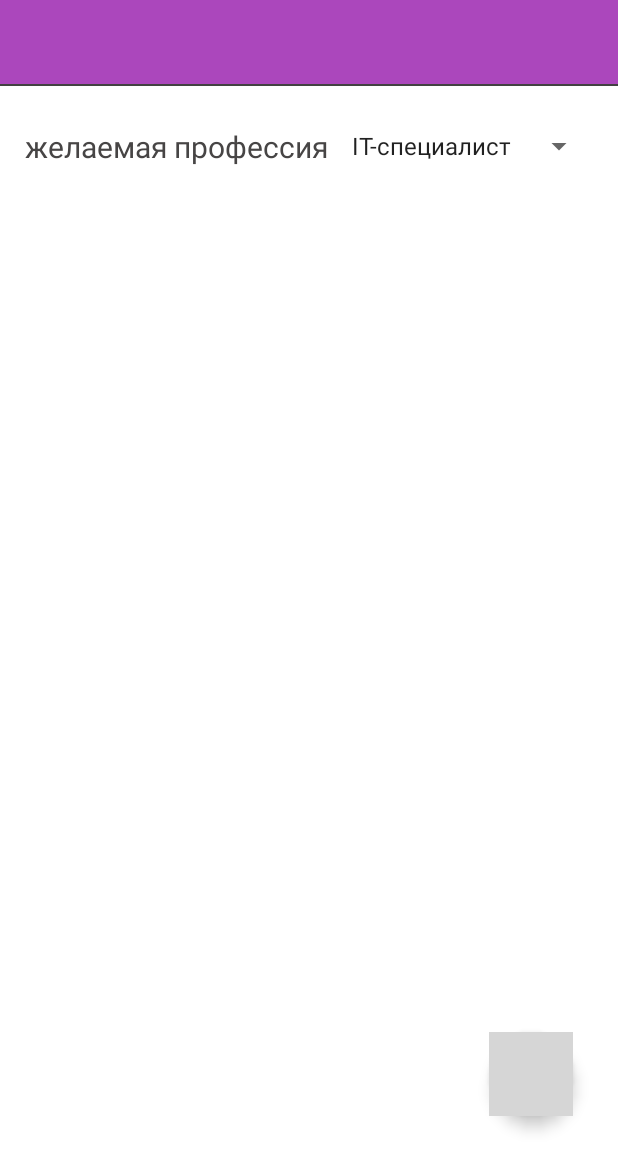
After one commit to Timur-wq/Photo-eng, an Android app: the ExtraReg2 screen opened directly, with no data from a screen before it, on a phone screen of 412 x 824 dp. The commit adds this screen. Shown: the top 1171 px of the screen. Run offline under Robolectric (Android 15) with nearby library versions, the phone set to English and light mode, and no system bars; grey boxes are pictures that could not be loaded.

Commit message:
I am Pasha, I am from Russia

```diff
--- a/app/src/main/java/com/example/myapplication/Dict.kt
+++ b/app/src/main/java/com/example/myapplication/Dict.kt
@@ -96,7 +96,7 @@ class Dict : Fragment() {
             return fragment
         }
     }
-    var lablesLi = mutableListOf<MutableList<String>>()
+    var lablesLi = mutableListOf<MutableList<String>>()//структура данных Изменяемый список
     var wordLi = mutableListOf<String>()
     var itemLi = mutableListOf<ExtraItem>()
 
@@ -192,7 +192,7 @@ class Dict : Fragment() {
         var j = 0
 
         if(wordLi.size > 0) {
-            wordLi = wordLi.distinct() as MutableList<String>
+            wordLi = wordLi.distinct() as MutableList<String>//комаеда distinct создаёт множестов, то есть исключает повторяющиеся слова, если они есть
         }
         var str = ""
 
--- /dev/null
+++ b/app/src/main/java/com/example/myapplication/ExtraReg2.kt
@@ -0,0 +1,47 @@
+package com.example.myapplication
+
+import android.content.Context
+import android.content.Intent
+import android.graphics.Color
+import androidx.appcompat.app.AppCompatActivity
+import android.os.Bundle
+import android.view.LayoutInflater
+import android.view.View
+import android.widget.AdapterView
+import com.example.myapplication.databinding.ActivityExtraReg2Binding
+
+class ExtraReg2 : AppCompatActivity() {
+
+    lateinit var binding: ActivityExtraReg2Binding
+    override fun onCreate(savedInstanceState: Bundle?) {
+        super.onCreate(savedInstanceState)
+        binding = ActivityExtraReg2Binding.inflate(layoutInflater)
+        setContentView(binding.root)
+
+        var profSphere = intent.getIntExtra("profSphere", 0)
+
+        binding.tick.setColorFilter(Color.argb(255, 255, 255, 255))
+
+        binding.langSpinner.onItemSelectedListener = object: AdapterView.OnItemSelectedListener{
+            override fun onNothingSelected(p0: AdapterView<*>?){
+
+            }
+
+            override fun onItemSelected(adapterView: AdapterView<*>?, view: View?, position: Int, itemId: Long){
+                //Toast.makeText(applicationContext, "${adapterView?.getItemAtPosition(position).toString()}", Toast.LENGTH_SHORT).show()
+                profSphere = position
+            }
+        }
+
+        binding.tick.setOnClickListener {
+            val sharedPrefs = getSharedPreferences("profs", Context.MODE_PRIVATE)
+            val editor = sharedPrefs.edit()
+            editor.apply{
+                putInt("Prof", profSphere)
+            }.apply()
+            val intent = Intent(this, MainActivity::class.java)
+            startActivity(intent)
+            finish()
+        }
+    }
+}
--- a/app/src/main/java/com/example/myapplication/ImageLoader.kt
+++ b/app/src/main/java/com/example/myapplication/ImageLoader.kt
@@ -188,11 +188,10 @@ class ImageLoader : Fragment() {
     private fun detect(bm: Bitmap?){
         binding.gallery.visibility = View.INVISIBLE
 
-        val visionImg = FirebaseVisionImage.fromBitmap(bm!!)
+        val visionImg = FirebaseVisionImage.fromBitmap(bm!!)//bm - картинка типа Bitmap
         FirebaseVision.getInstance().onDeviceImageLabeler.processImage(visionImg)
             .addOnSuccessListener {
                 val lang = getLanguageFromSettings()//получаем язык, установленный в настройках, на который надо переводить слова
-
 
                 var options = TranslatorOptions.Builder()
                     .setSourceLanguage(TranslateLanguage.ENGLISH)
--- a/app/src/main/java/com/example/myapplication/MainActivity.kt
+++ b/app/src/main/java/com/example/myapplication/MainActivity.kt
@@ -68,11 +68,11 @@ class MainActivity : AppCompatActivity() {
                 }
                 2->{
                     if(lang.equals("ru")) {
-                        tab.text = "Тестирование"
+                        tab.text = "Базис"
                     }else if(lang.equals("be")){
-                        tab.text = "Тэсціраванне"
+                        tab.text = "Базіс"
                     }else if(lang.equals("uk")){
-                        tab.text = "Тестування"
+                        tab.text = "Базис"
                     }
                 }
             }
--- a/app/src/main/java/com/example/myapplication/Settings.kt
+++ b/app/src/main/java/com/example/myapplication/Settings.kt
@@ -17,13 +17,9 @@ import com.google.mlkit.nl.translate.TranslatorOptions
 
 class Settings : AppCompatActivity() {
 
-    val CHANNEL_ID = "CHANNEL_ID"
     var language: Int = 0
-    var allowNoti: Boolean = false
 
     lateinit var dialog: Dialog
-
-    lateinit var manager: AlarmManager
 
 
     lateinit var binding: ActivitySettingsBinding
@@ -54,7 +50,6 @@ class Settings : AppCompatActivity() {
         }
         binding.tick.setColorFilter(Color.argb(255, 255, 255, 255))
 
-        //createNotificationChannel()
         binding.langSpinner.onItemSelectedListener = object: AdapterView.OnItemSelectedListener{
             override fun onNothingSelected(p0: AdapterView<*>?){
 
@@ -206,7 +201,6 @@ class Settings : AppCompatActivity() {
     private fun loadSettings(){
         val sharedPrefs = getSharedPreferences("prefs", Context.MODE_PRIVATE)
         language = sharedPrefs.getInt("Lang", 0)
-        allowNoti = sharedPrefs.getBoolean("AllowNoti", false)
         binding.apply {
             langSpinner.setSelection(language)
         }
--- a/app/src/main/java/com/example/myapplication/ViewPagerAdapter.kt
+++ b/app/src/main/java/com/example/myapplication/ViewPagerAdapter.kt
@@ -8,7 +8,7 @@ import androidx.viewpager2.adapter.FragmentStateAdapter
 
 class ViewPagerAdapter(fragmentManager: FragmentManager, lifecycle: Lifecycle): FragmentStateAdapter(fragmentManager, lifecycle) {
     override fun getItemCount(): Int {
-        return 2
+        return 3
     }
 
     override fun createFragment(position: Int): Fragment {
@@ -19,6 +19,9 @@ class ViewPagerAdapter(fragmentManager: FragmentManager, lifecycle: Lifecycle):
             1 ->{
                 Dict()
             }
+            2->{
+                Basis()
+            }
             else ->{
                 Fragment()
             }
--- a/app/src/main/res/layout-large/activity_main.xml
+++ b/app/src/main/res/layout-large/activity_main.xml
@@ -31,9 +31,6 @@
                     android:layout_width="wrap_content"
                     android:layout_height="wrap_content"
                     android:text="@string/dict"/>
-            <com.google.android.material.tabs.TabItem
-                    android:layout_width="wrap_content"
-                    android:layout_height="wrap_content" android:text="@string/testing"/>
 
         </com.google.android.material.tabs.TabLayout>
         <androidx.viewpager2.widget.ViewPager2 android:id="@+id/vp2" android:layout_width="match_parent" android:layout_height="match_parent">
--- /dev/null
+++ b/app/src/main/res/layout/activity_extra_reg2.xml
@@ -0,0 +1,75 @@
+<?xml version="1.0" encoding="utf-8"?>
+<androidx.coordinatorlayout.widget.CoordinatorLayout
+    xmlns:android="http://schemas.android.com/apk/res/android"
+    xmlns:tools="http://schemas.android.com/tools"
+    xmlns:app="http://schemas.android.com/apk/res-auto"
+    android:layout_width="match_parent"
+    android:layout_height="match_parent"
+    tools:context=".MainActivity" android:background="#FFFFFF" android:scrollbarSize="20dp">
+    <LinearLayout
+        android:orientation="vertical"
+        android:layout_width="match_parent"
+        android:layout_height="match_parent">
+
+        <androidx.appcompat.widget.Toolbar
+            android:id="@+id/toolbar2"
+            android:layout_width="match_parent"
+            android:layout_height="wrap_content"
+            android:background="?attr/colorPrimary"
+            android:minHeight="?attr/actionBarSize"
+            android:theme="@style/ThemeOverlay.MaterialComponents.Dark.ActionBar" />
+
+        <LinearLayout
+            android:layout_width="match_parent"
+            android:layout_height="1dp"
+            android:background="#424141"
+            android:orientation="vertical">
+
+        </LinearLayout>
+
+        <androidx.constraintlayout.widget.ConstraintLayout
+            android:id="@+id/prof"
+            android:layout_width="match_parent"
+            android:layout_height="80dp">
+
+            <TextView
+                android:id="@+id/textView2"
+                android:layout_width="wrap_content"
+                android:layout_height="wrap_content"
+                android:text="@string/prof_list"
+                android:textColor="#474545"
+                android:textSize="20dp"
+                app:layout_constraintBottom_toBottomOf="parent"
+                app:layout_constraintEnd_toEndOf="parent"
+                app:layout_constraintHorizontal_bias="0.079"
+                app:layout_constraintStart_toStartOf="parent"
+                app:layout_constraintTop_toTopOf="parent"
+                app:layout_constraintVertical_bias="0.508" />
+
+            <Spinner
+                android:id="@+id/langSpinner"
+                android:layout_width="wrap_content"
+                android:layout_height="wrap_content"
+                android:entries="@array/professions"
+                app:layout_constraintBottom_toBottomOf="parent"
+                app:layout_constraintEnd_toEndOf="parent"
+                app:layout_constraintHorizontal_bias="0.937"
+                app:layout_constraintStart_toStartOf="parent"
+                app:layout_constraintTop_toTopOf="parent" />
+        </androidx.constraintlayout.widget.ConstraintLayout>
+
+    </LinearLayout>
+
+    <com.google.android.material.floatingactionbutton.FloatingActionButton android:layout_width="wrap_content"
+        android:layout_height="wrap_content"
+        android:layout_gravity="bottom|right"
+        android:src="@drawable/ic_baseline_done_24"
+        android:layout_marginBottom="80dp"
+        android:layout_marginRight="30dp"
+        app:backgroundTint="@color/floating_button"
+        app:rippleColor="#FFFFFF"
+        android:id="@+id/tick"
+        />
+
+
+</androidx.coordinatorlayout.widget.CoordinatorLayout>
--- a/app/src/main/res/layout/activity_main.xml
+++ b/app/src/main/res/layout/activity_main.xml
@@ -32,8 +32,10 @@
                     android:layout_height="wrap_content"
                     android:text="@string/dict"/>
             <com.google.android.material.tabs.TabItem
-                    android:layout_width="wrap_content"
-                    android:layout_height="wrap_content" android:text="@string/testing"/>
+                android:layout_width="wrap_content"
+                android:layout_height="wrap_content"
+                android:text="@string/basis"/>
+
 
         </com.google.android.material.tabs.TabLayout>
         <androidx.viewpager2.widget.ViewPager2 android:id="@+id/vp2" android:layout_width="match_parent" android:layout_height="match_parent">
--- a/app/src/main/res/values/strings.xml
+++ b/app/src/main/res/values/strings.xml
@@ -8,6 +8,15 @@
         <item name="bl">Белорусский</item>
     </string-array>
 
+    <string-array name="professions">
+        <item name="IT">IT-специалист</item>
+        <item name="jurist">Юрист</item>
+        <item name="engineer">Инженер</item>
+        <item name="accounter">Бухгалтер</item>
+        <item name="economist">Экономист</item>
+        <item name="designer">Дизайнер</item>
+    </string-array>
+
     <string name="set_lang">Язык перевода</string>
     <string name="allow_noti">Уведомления</string>
 
@@ -16,6 +25,7 @@
 
     <string name="add">Добавить</string>
     <string name="dict">Словарь</string>
+    <string name="basis">Базис</string>
 
     <string name="change">Изменить</string>
     <string name="save">Сохранить</string>
@@ -42,5 +52,9 @@
     <string name="confirm_email">Подтвердить email</string>
 
     <string name="testing">тестирование</string>
+    <string name="prof_list">желаемая профессия</string>
+
+    <string name="student">школьник 1-4 класс</string>
+    <string name="other">карьерист</string>
 
 </resources>
```
Also changed, not shown: app/src/main/AndroidManifest.xml (+7 -1 lines), app/src/main/java/com/example/myapplication/Basis.kt (added, +179 -0 lines), app/src/main/java/com/example/myapplication/ExtraReg.kt (added, +53 -0 lines), app/src/main/java/com/example/myapplication/Registration.kt (+5 -3 lines), app/src/main/java/com/example/myapplication/TestActivity.kt (+10 -10 lines), app/src/main/java/com/example/myapplication/UserModels/RecyclerViewModel.kt (+5 -12 lines), app/src/main/res/layout/activity_extra_reg.xml (added, +77 -0 lines), app/src/main/res/layout/activity_registration.xml (+11 -13 lines), app/src/main/res/layout/fragment_basis.xml (added, +15 -0 lines), 2 other files.
